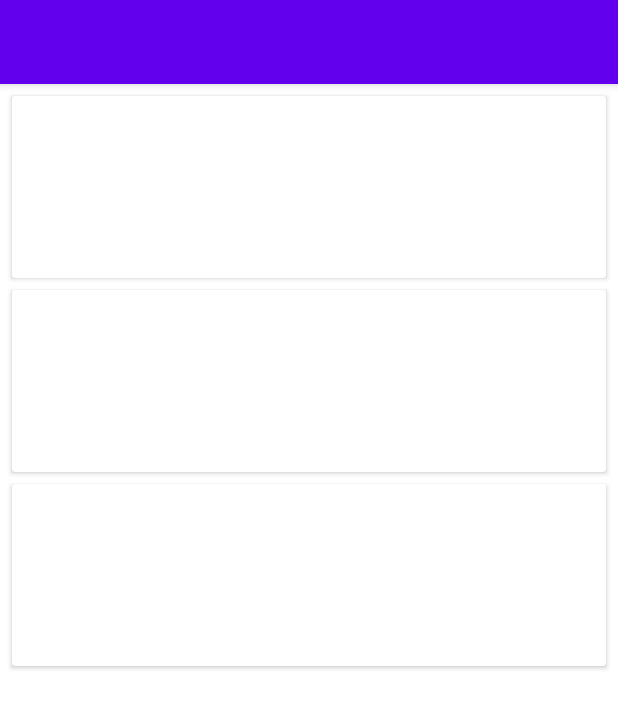
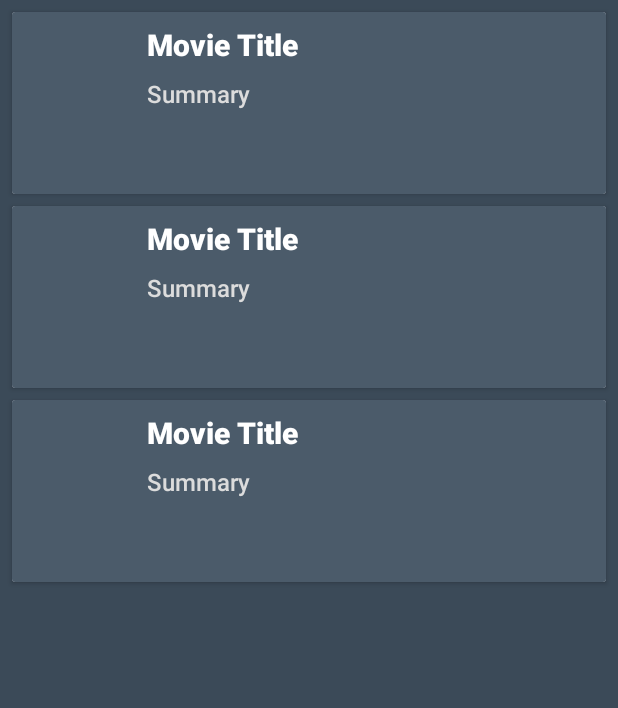
Before and after one commit to Pakollya/MovieCollection, an Android app: the layout activity_main.xml on its own in the app's theme, with its tools: preview values and no code run, on a phone screen of 412 x 824 dp. Shown: the top 708 px of the screen. Run offline under Robolectric (Android 15) with nearby library versions, the phone set to English and light mode, and no system bars.

Commit message:
#3 Добавить splash Исправить дизайн movie_item.xml и activity_main.xml Исправить иконку приложения

```diff
--- a/app/src/main/java/com/pakollya/moviecollection/Constants.kt
+++ b/app/src/main/java/com/pakollya/moviecollection/Constants.kt
@@ -5,3 +5,5 @@ const val BASE_URL = "https://api.nytimes.com/svc/movies/v2/"
 const val REQUEST_REVIEWS_ALL = "reviews/all.json"
 
 const val API_KEY = "HxwlK91PvftXATmFUJ4AwPxY2LW7v9pI"
+
+const val SPLASH_TIMER = 3000L
--- /dev/null
+++ b/app/src/main/java/com/pakollya/moviecollection/presentation/splash/SplashActivity.kt
@@ -0,0 +1,20 @@
+package com.pakollya.moviecollection.presentation.splash
+
+import android.content.Intent
+import android.os.Bundle
+import android.os.Handler
+import androidx.appcompat.app.AppCompatActivity
+import com.pakollya.moviecollection.R
+import com.pakollya.moviecollection.SPLASH_TIMER
+import com.pakollya.moviecollection.presentation.main.MainActivity
+
+class SplashActivity : AppCompatActivity() {
+    override fun onCreate(savedInstanceState: Bundle?) {
+        super.onCreate(savedInstanceState)
+        setContentView(R.layout.activity_splash)
+        Handler().postDelayed({
+            startActivity(Intent(this, MainActivity::class.java))
+            finish()
+        }, SPLASH_TIMER)
+    }
+}
--- a/app/src/main/res/layout/activity_main.xml
+++ b/app/src/main/res/layout/activity_main.xml
@@ -2,8 +2,6 @@
 <layout xmlns:android="http://schemas.android.com/apk/res/android"
     xmlns:app="http://schemas.android.com/apk/res-auto"
     xmlns:tools="http://schemas.android.com/tools"
-    android:layout_width="match_parent"
-    android:layout_height="match_parent"
     tools:context=".presentation.main.MainActivity">
 
     <LinearLayout
@@ -11,21 +9,21 @@
         android:layout_height="match_parent"
         android:orientation="vertical">
 
-        <com.google.android.material.appbar.AppBarLayout
-            android:id="@+id/appBarLayout"
-            android:layout_width="match_parent"
-            android:layout_height="wrap_content"
-            app:layout_scrollFlags="scroll">
+<!--        <com.google.android.material.appbar.AppBarLayout-->
+<!--            android:id="@+id/appBarLayout"-->
+<!--            android:layout_width="match_parent"-->
+<!--            android:layout_height="wrap_content"-->
+<!--            app:layout_scrollFlags="scroll">-->
 
-            <androidx.appcompat.widget.Toolbar
-                android:id="@+id/toolbar"
-                android:layout_width="match_parent"
-                android:layout_height="?attr/actionBarSize"
-                android:background="@android:color/transparent">
+<!--            <androidx.appcompat.widget.Toolbar-->
+<!--                android:id="@+id/toolbar"-->
+<!--                android:layout_width="match_parent"-->
+<!--                android:layout_height="?attr/actionBarSize"-->
+<!--                android:background="@android:color/transparent">-->
 
-            </androidx.appcompat.widget.Toolbar>
+<!--            </androidx.appcompat.widget.Toolbar>-->
 
-        </com.google.android.material.appbar.AppBarLayout>
+<!--        </com.google.android.material.appbar.AppBarLayout>-->
 
         <androidx.recyclerview.widget.RecyclerView
             android:id="@+id/movie_list"
@@ -34,6 +32,7 @@
             android:paddingTop="4dp"
             android:cacheColorHint="@android:color/transparent"
             android:scrollbars="vertical"
+            android:background="@color/background"
             app:layoutManager="androidx.recyclerview.widget.LinearLayoutManager"
             tools:listitem="@layout/movie_item" />
 
--- a/app/src/main/res/layout/movie_item.xml
+++ b/app/src/main/res/layout/movie_item.xml
@@ -1,8 +1,7 @@
 <?xml version="1.0" encoding="utf-8"?>
 <layout xmlns:android="http://schemas.android.com/apk/res/android"
     xmlns:app="http://schemas.android.com/apk/res-auto"
-    android:layout_width="match_parent"
-    android:layout_height="match_parent">
+    xmlns:tools="http://schemas.android.com/tools">
 
     <androidx.cardview.widget.CardView
         android:layout_width="match_parent"
@@ -18,7 +17,8 @@
 
         <androidx.constraintlayout.widget.ConstraintLayout
             android:layout_width="match_parent"
-            android:layout_height="wrap_content">
+            android:layout_height="wrap_content"
+            android:background="@color/background_item">
 
             <ImageView
                 android:id="@+id/image_movie"
@@ -42,11 +42,14 @@
                 android:layout_marginEnd="12dp"
                 android:ellipsize="end"
                 android:layout_gravity="top"
+                android:textStyle="bold"
                 android:fontFamily="sans-serif-medium"
                 android:textSize="20sp"
+                android:textColor="@color/white"
                 app:layout_constraintEnd_toEndOf="parent"
                 app:layout_constraintStart_toEndOf="@+id/image_movie"
                 app:layout_constraintTop_toTopOf="parent"
+                tools:text="Movie Title"
                 />
 
             <TextView
@@ -60,9 +63,12 @@
                 android:layout_gravity="top"
                 android:fontFamily="sans-serif-medium"
                 android:textSize="16sp"
+                android:textColor="@color/secondary_text"
+                android:singleLine="false"
                 app:layout_constraintEnd_toEndOf="parent"
                 app:layout_constraintStart_toEndOf="@+id/image_movie"
                 app:layout_constraintTop_toBottomOf="@+id/title"
+                tools:text="Summary"
                 />
 
         </androidx.constraintlayout.widget.ConstraintLayout>
--- a/app/src/main/res/mipmap-anydpi-v26/ic_launcher.xml
+++ b/app/src/main/res/mipmap-anydpi-v26/ic_launcher.xml
@@ -1,5 +1,5 @@
 <?xml version="1.0" encoding="utf-8"?>
 <adaptive-icon xmlns:android="http://schemas.android.com/apk/res/android">
-    <background android:drawable="@drawable/ic_launcher_background" />
+    <background android:drawable="@drawable/splash_gradient" />
     <foreground android:drawable="@drawable/ic_launcher_foreground" />
 </adaptive-icon>
--- a/app/src/main/res/mipmap-anydpi-v26/ic_launcher_round.xml
+++ b/app/src/main/res/mipmap-anydpi-v26/ic_launcher_round.xml
@@ -1,5 +1,5 @@
 <?xml version="1.0" encoding="utf-8"?>
 <adaptive-icon xmlns:android="http://schemas.android.com/apk/res/android">
-    <background android:drawable="@drawable/ic_launcher_background" />
+    <background android:drawable="@drawable/splash_gradient" />
     <foreground android:drawable="@drawable/ic_launcher_foreground" />
 </adaptive-icon>
--- a/app/src/main/res/values/colors.xml
+++ b/app/src/main/res/values/colors.xml
@@ -1,10 +1,15 @@
 <?xml version="1.0" encoding="utf-8"?>
 <resources>
+    <color name="background">#3B4A58</color>
+    <color name="background_item">#4B5B6A</color>
+    <color name="secondary_text">#DCDCDC</color>
+    <color name="splash_gradient_start">#212E39</color>
+    <color name="splash_gradient_end">#C7D3DF</color>
     <color name="purple_200">#FFBB86FC</color>
     <color name="purple_500">#FF6200EE</color>
     <color name="purple_700">#FF3700B3</color>
     <color name="teal_200">#FF03DAC5</color>
     <color name="teal_700">#FF018786</color>
     <color name="black">#FF000000</color>
-    <color name="white">#FFFFFFFF</color>
+    <color name="white">#FFFFFF</color>
 </resources>
--- a/app/src/main/res/values/strings.xml
+++ b/app/src/main/res/values/strings.xml
@@ -1,3 +1,3 @@
 <resources>
-    <string name="app_name">MovieCollection</string>
+    <string name="app_name">Movie Collection</string>
 </resources>
```
Also changed, not shown: app/src/main/AndroidManifest.xml (+5 -2 lines), app/src/main/res/drawable/splash_gradient.xml (added, +9 -0 lines), app/src/main/res/layout/activity_splash.xml (added, +19 -0 lines).
